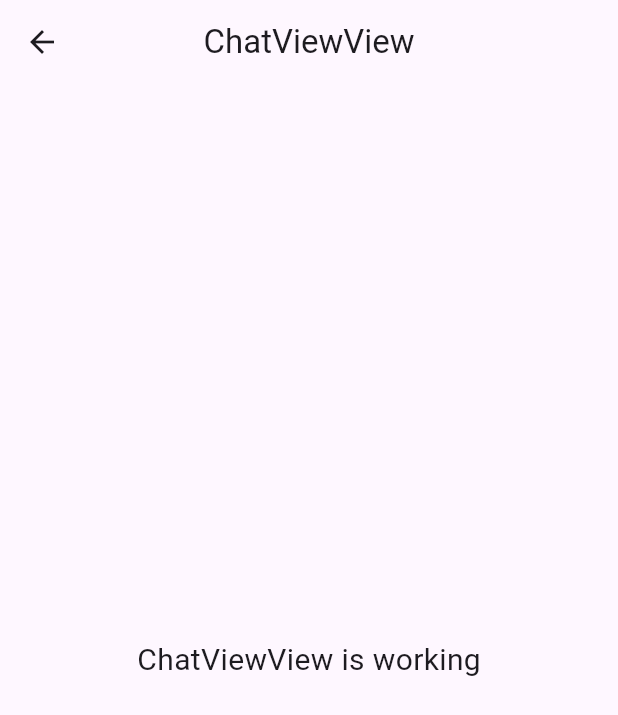
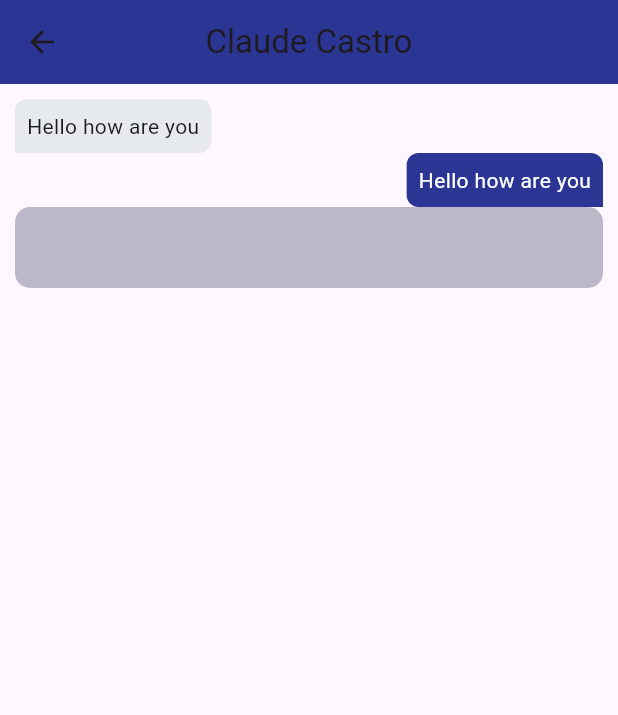
Before and after one commit to Simple-Genius/chat_app, a Flutter app: the ChatViewView screen opened directly, on a phone screen of 412 x 824 dp. Shown: the top 715 px of the screen. Run offline on Flutter 3.47's test engine with Material 3 defaults, Android fonts, the phone set to English and light mode, and no system bars; our stand-ins replace firebase_auth, firebase_core, get; accounts and stored records are empty.

Commit message:
chat view in progress

```diff
--- a/lib/app/modules/dashboard/views/chat_view_view.dart
+++ b/lib/app/modules/dashboard/views/chat_view_view.dart
@@ -8,15 +8,66 @@ class ChatViewView extends GetView {
   Widget build(BuildContext context) {
     return Scaffold(
       appBar: AppBar(
-        title: const Text('ChatViewView'),
+        title: const Text('Claude Castro'),
+        backgroundColor: Color(0xFF2B3594),
         centerTitle: true,
       ),
-      body: const Center(
-        child: Text(
-          'ChatViewView is working',
-          style: TextStyle(fontSize: 20),
+      body: SingleChildScrollView(
+          child: Padding(
+        padding: EdgeInsets.symmetric(horizontal: 10),
+        child: Column(
+          children: [
+            SizedBox(
+              height: 10,
+            ),
+            Align(
+              alignment: Alignment.centerLeft,
+              child: Container(
+                decoration: BoxDecoration(
+                    color: Color(0xffE7EAED),
+                    borderRadius: BorderRadius.only(
+                        topRight: Radius.circular(8),
+                        topLeft: Radius.circular(8),
+                        bottomRight: Radius.circular(8))),
+                child: Padding(
+                  padding: const EdgeInsets.all(8.0),
+                  child: Text(
+                    'Hello how are you',
+                  ),
+                ),
+              ),
+            ),
+            Align(
+              alignment: Alignment.centerRight,
+              child: Container(
+                decoration: BoxDecoration(
+                    color: Color(0xFF2B3594),
+                    borderRadius: BorderRadius.only(
+                        topRight: Radius.circular(8),
+                        topLeft: Radius.circular(8),
+                        bottomLeft: Radius.circular(8))),
+                child: Padding(
+                  padding: const EdgeInsets.all(8.0),
+                  child: Text(
+                    'Hello how are you',
+                    style: TextStyle(color: Colors.white),
+                  ),
+                ),
+              ),
+            ),
+            TextField(
+              decoration: InputDecoration(
+                  contentPadding: const EdgeInsets.all(15),
+                  filled: true,
+                  //hintText: ,
+                  fillColor: const Color.fromARGB(255, 187, 184, 201),
+                  border: OutlineInputBorder(
+                      borderRadius: BorderRadius.circular(10),
+                      borderSide: BorderSide.none)),
+            )
+          ],
         ),
-      ),
+      )),
     );
   }
 }
--- a/lib/main.dart
+++ b/lib/main.dart
@@ -26,7 +26,7 @@ Future<void> main() async {
   runApp(
     GetMaterialApp(
       title: "Application",
-      initialRoute: Routes.SIGNUP,
+      initialRoute: Routes.DASHBOARD,
       getPages: AppPages.routes,
     ),
   );
```
